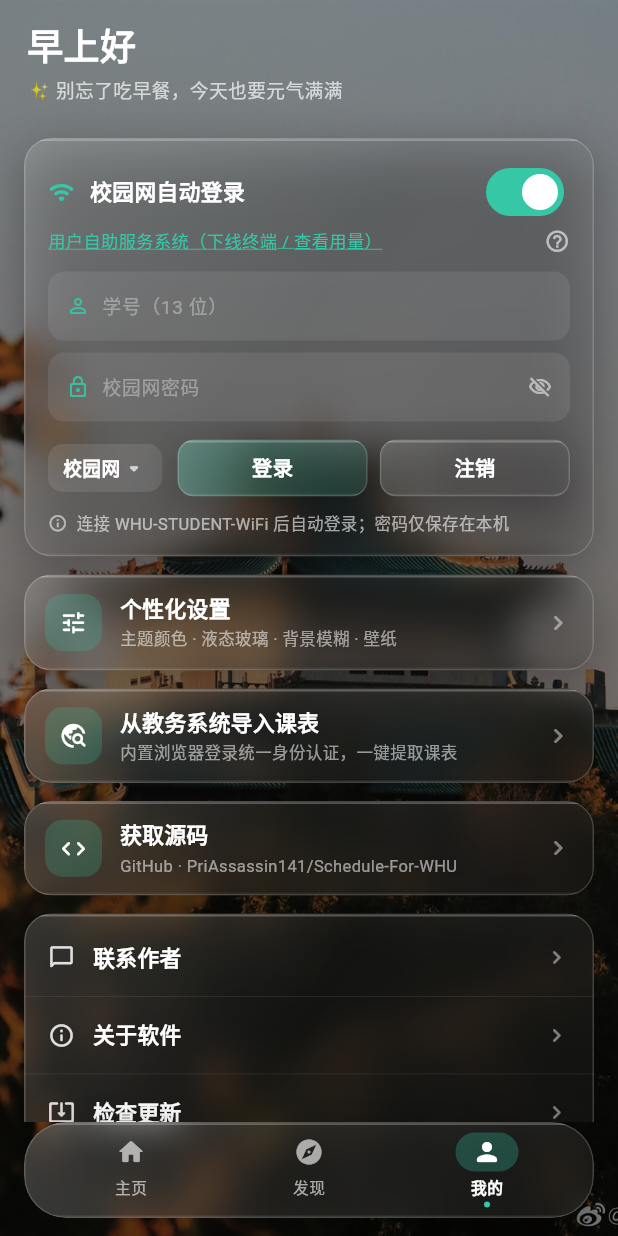
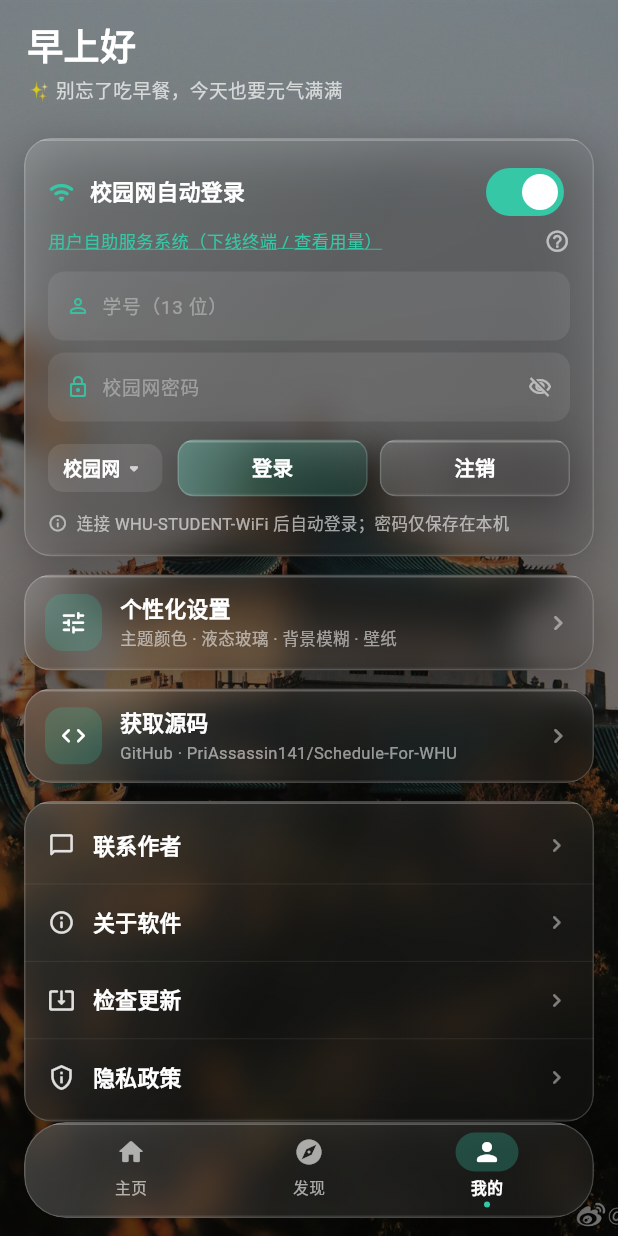
Before and after one commit to PriAssassin141/Schedule-For-WHU, a Flutter app: the screen it shows after launch, item 3 of the bottom bar chosen, on a phone screen of 412 x 824 dp. Run offline on Flutter 3.47's test engine with Material 3 defaults, Android fonts, the phone set to English and light mode, and no system bars; our stand-ins replace file_picker, permission_handler, sqflite, sqflite_common_ffi, webview_flutter; missing offline and left inert: fast_gbk, network_info_plus; accounts and stored records are empty.

Commit message:
chore: 移除「我的」页的「从教务系统导入课表」入口（保留主页菜单入口）

```diff
--- a/lib/screens/mine_screen.dart
+++ b/lib/screens/mine_screen.dart
@@ -3,7 +3,6 @@ import 'package:flutter/services.dart';
 import 'package:provider/provider.dart';
 
 import 'package:class_manager/screens/personalization_screen.dart';
-import 'package:class_manager/screens/web_import_screen.dart';
 import 'package:class_manager/state/app_state.dart';
 import 'package:class_manager/theme/palette.dart';
 import 'package:class_manager/utils/greeting.dart';
@@ -83,15 +82,6 @@ class MineScreen extends StatelessWidget {
             subtitle: '主题颜色 · 液态玻璃 · 背景模糊 · 壁纸',
             onTap: () => Navigator.of(context).push(
                 MaterialPageRoute(builder: (_) => const PersonalizationScreen())),
-          ),
-          const SizedBox(height: 12),
-          // ---- 网页导入课表（内置浏览器登录教务/研究生系统后一键提取）----
-          _SettingTile(
-            icon: Icons.travel_explore_rounded,
-            title: '从教务系统导入课表',
-            subtitle: '内置浏览器登录统一身份认证，一键提取课表',
-            onTap: () => Navigator.of(context).push(
-                MaterialPageRoute(builder: (_) => const WebImportScreen())),
           ),
           const SizedBox(height: 12),
           // ---- 获取源码 ----
```
Also changed, not shown: 1 other file.
